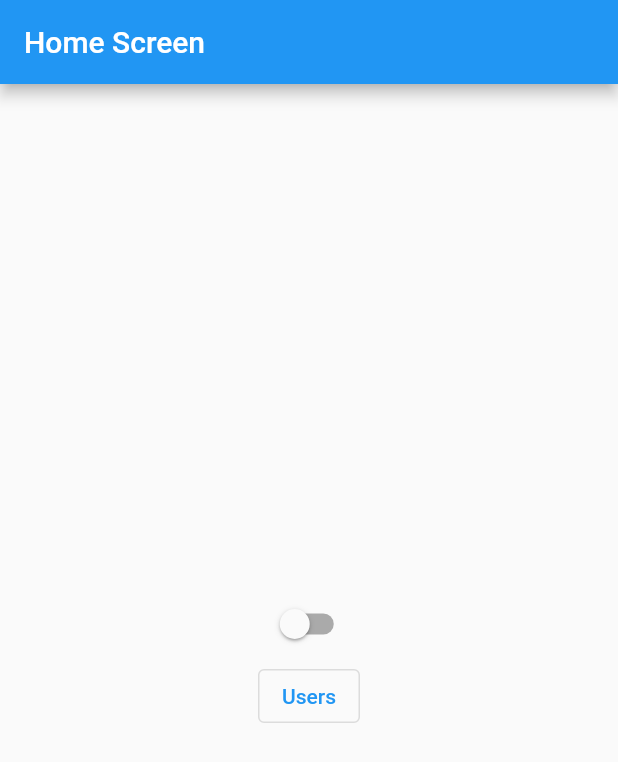
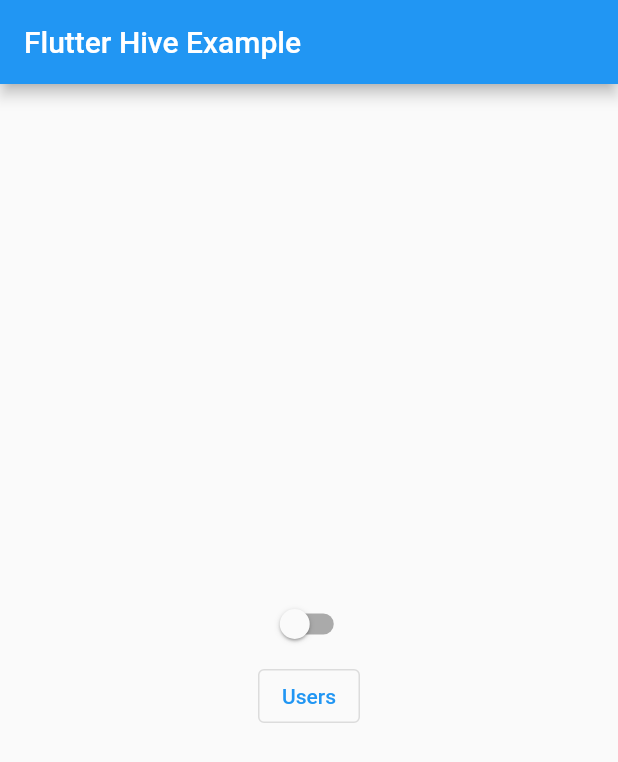
Before and after one commit to SiGMobileUIUC/flutter_hive_example, a Flutter app: the screen it shows after launch, on a phone screen of 412 x 824 dp. Shown: the top 762 px of the screen. Run offline on Flutter 3.47's test engine with Material 2 defaults, Android fonts, the phone set to English and light mode, and no system bars; our stand-ins replace hive, hive_flutter; accounts and stored records are empty.

Commit message:
added comments

```diff
--- a/lib/main.dart
+++ b/lib/main.dart
@@ -9,11 +9,14 @@ import 'package:provider/provider.dart';
 import 'models/user.dart';
 
 void main() async {
+  // Initialize Hive for Flutter
   await Hive.initFlutter();
-
+  // Register the UserAdapter so that Hive can read and write User objects
   Hive.registerAdapter(UserAdapter());
 
+  // Open the settings box
   await Hive.openBox('settings');
+  // Open the users box that can only hold User objects
   await Hive.openBox<User>('users');
 
   runApp(const MyApp());
@@ -25,9 +28,10 @@ class MyApp extends StatelessWidget {
   @override
   Widget build(BuildContext context) {
     return Provider(
+      // Create a Provider that provides an instance of the LocalStorageService class to the whole app
       create: (_) => LocalStorageService(),
       child: MaterialApp(
-        title: 'Demo Settings',
+        title: 'Flutter Hive Example',
         routes: {
           '/': (_) => const HomeScreen(),
           '/users': (_) => const UsersScreen(),
--- a/lib/misc/constants.dart
+++ b/lib/misc/constants.dart
@@ -1 +1,2 @@
+// Constant String name for the user box so that typos don't cause issues
 const String userBoxName = 'users';
--- a/lib/models/user.dart
+++ b/lib/models/user.dart
@@ -1,13 +1,18 @@
 import 'package:hive/hive.dart';
 
+// This part statement tells Dart that the 'user.g.dart' file is a part of this file ('user.dart')
 part 'user.g.dart';
 
+// Tells Hive that this is class that I want to store objects of
 @HiveType(typeId: 0)
 class User {
+  // Tells hive to include this field in the storage. Index identifies this field
   @HiveField(0)
   final String id;
+  // Tells hive to include this field in the storage. Index identifies this field
   @HiveField(1, defaultValue: "John")
   final String firstName;
+  // Tells hive to include this field in the storage. Index identifies this field
   @HiveField(2, defaultValue: "Doe")
   final String lastName;
 
@@ -17,6 +22,7 @@ class User {
     required this.lastName,
   });
 
+  // Returns a String representation of a User object for better printing and debugging
   @override
   String toString() {
     return "User(id: $id, firstName: $firstName, lastName: $lastName)";
--- a/lib/screens/home_screen/home_screen.dart
+++ b/lib/screens/home_screen/home_screen.dart
@@ -8,7 +8,7 @@ class HomeScreen extends StatelessWidget {
   Widget build(BuildContext context) {
     return Scaffold(
       appBar: AppBar(
-        title: const Text('Home Screen'),
+        title: const Text('Flutter Hive Example'),
       ),
       body: Center(
         child: Column(
--- a/lib/screens/users_screen/user_widget.dart
+++ b/lib/screens/users_screen/user_widget.dart
@@ -2,6 +2,7 @@ import 'package:flutter/material.dart';
 
 import '../../models/user.dart';
 
+// A Card that displays user info
 class UserWidget extends StatelessWidget {
   const UserWidget({super.key, required this.user});
 
--- a/lib/screens/users_screen/users_screen.dart
+++ b/lib/screens/users_screen/users_screen.dart
@@ -13,8 +13,9 @@ class UsersScreen extends StatefulWidget {
 }
 
 class _UsersScreenState extends State<UsersScreen> {
+  // TextEditingController so that we can get the text in the User Id TextField anywhere in this widget
   final TextEditingController idController = TextEditingController();
-
+  // The user object to display. It is initially null and also when no user with the id is found in local storage
   User? user;
 
   @override
@@ -29,6 +30,7 @@ class _UsersScreenState extends State<UsersScreen> {
         children: [
           Row(
             children: [
+              // TextField so that the user can input the user id to get
               Expanded(
                 child: TextField(
                   controller: idController,
@@ -37,6 +39,7 @@ class _UsersScreenState extends State<UsersScreen> {
               ),
               IconButton(
                 onPressed: () {
+                  // Set the user to the value gotten from the local storage
                   setState(() {
                     user = localStorageService.getUser(id: idController.text);
                   });
@@ -45,19 +48,22 @@ class _UsersScreenState extends State<UsersScreen> {
               ),
               IconButton(
                 onPressed: () {
+                  // Remove the user from local storage, clear the text field and stop displaying the user
                   setState(() {
                     localStorageService.removeUser(id: idController.text);
+                    idController.clear();
                     user = null;
-                    idController.clear();
                   });
                 },
                 icon: const Icon(Icons.delete),
               ),
             ],
           ),
+          // If the user is not null, display it
           if (user != null) UserWidget(user: user!),
         ],
       ),
+      // Button to go the add user screen
       floatingActionButton: FloatingActionButton(
         onPressed: () {
           Navigator.of(context).pushNamed('/addUser');
--- a/lib/services/local_storage_service.dart
+++ b/lib/services/local_storage_service.dart
@@ -3,20 +3,25 @@ import 'package:hive/hive.dart';
 import '../models/user.dart';
 
 class LocalStorageService {
+  // Get a reference to the user box
   final Box userBox = Hive.box<User>('users');
 
+  // Function to put a user in the box
   void putUser(User user) {
     userBox.put(user.id, user);
   }
 
+  // Function to get a user from the box
   User? getUser({required String id}) {
     return userBox.get(id);
   }
 
+  // Function to remove a user from the box
   void removeUser({required String id}) {
     userBox.delete(id);
   }
 
+  // Function to remove all users from the box
   void clearLocalStorage() {
     userBox.clear();
   }
```
Also changed, not shown: lib/screens/add_user_screen/add_user_screen.dart (+10 -0 lines).
